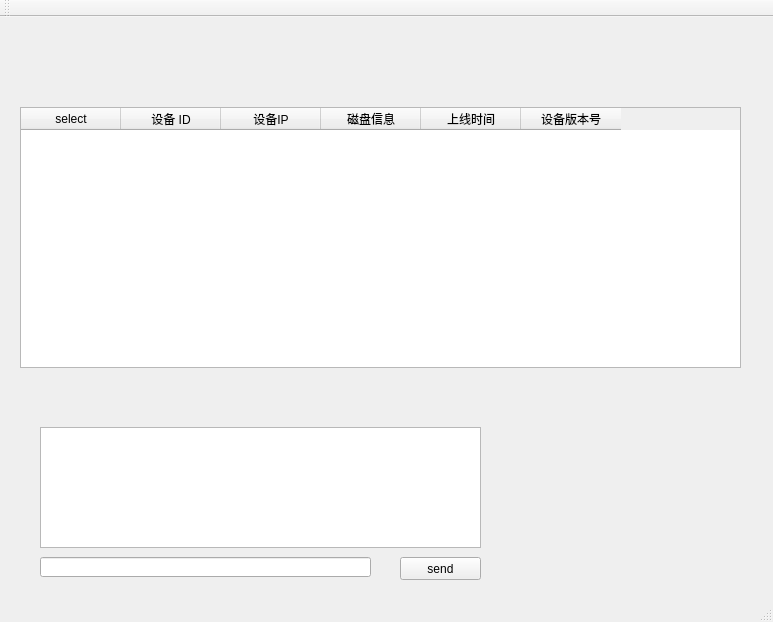
Old version of the form mainwindow.ui in the repository junchao98/linux_spy.
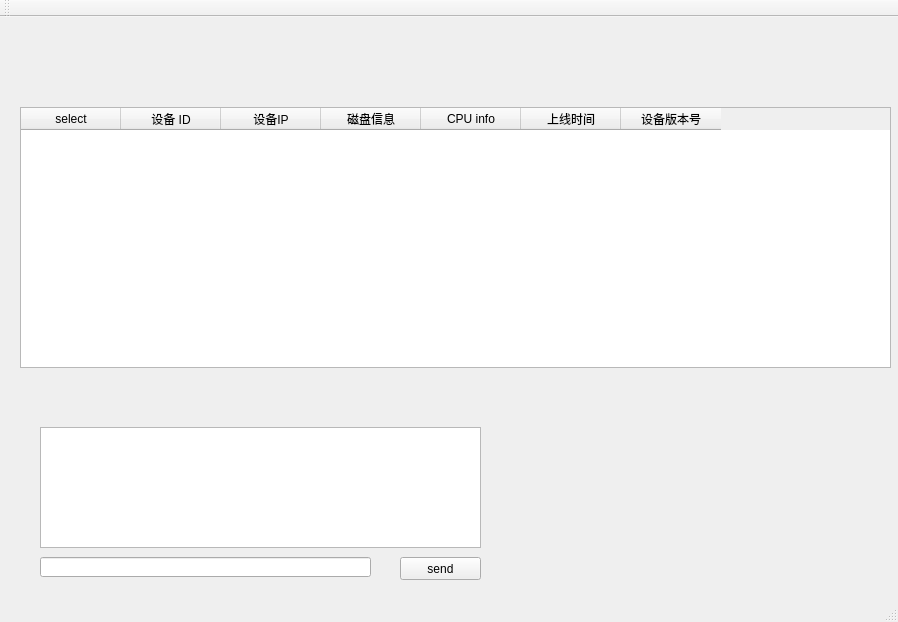
New version of the form.

The edit to the form file:
```diff
--- a/mainwindow.ui
+++ b/mainwindow.ui
@@ -6,7 +6,7 @@
    <rect>
     <x>0</x>
     <y>0</y>
-    <width>773</width>
+    <width>898</width>
     <height>622</height>
    </rect>
   </property>
@@ -52,7 +52,7 @@
      <rect>
       <x>20</x>
       <y>90</y>
-      <width>721</width>
+      <width>871</width>
       <height>261</height>
      </rect>
     </property>
@@ -76,6 +76,11 @@
       <string>磁盘信息</string>
      </property>
     </column>
+    <column>
+     <property name="text">
+      <string>CPU info</string>
+     </property>
+    </column>
     <column>
      <property name="text">
       <string>上线时间</string>
```
Left out of the diff: 2 changed lines with no effect on the pictures.
